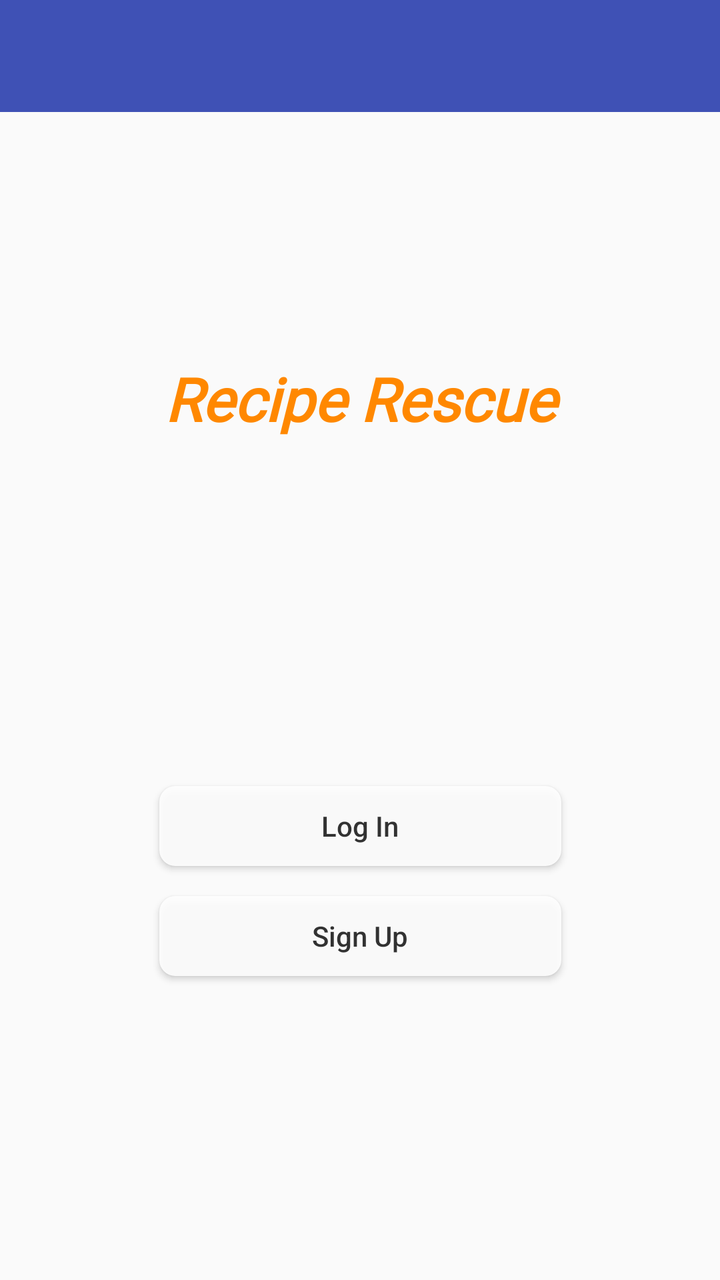
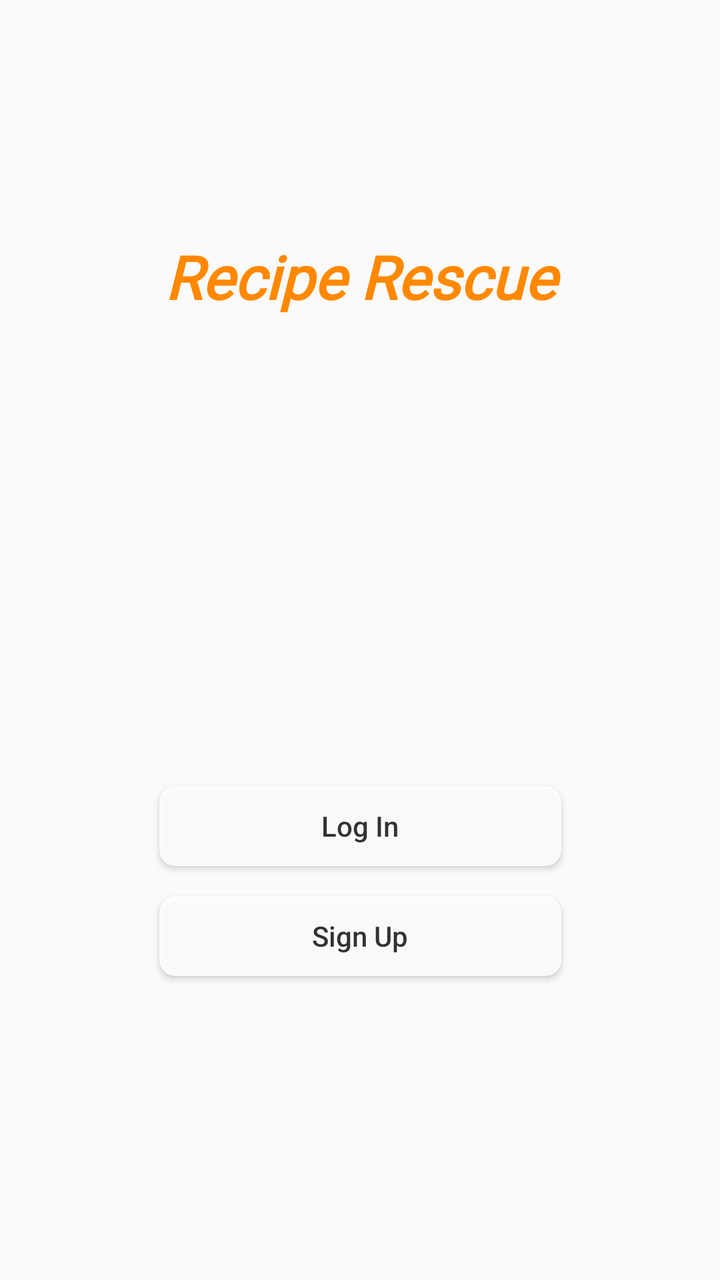

An Android layout rendered at two revisions. The XML below is the earlier revision; the diff shows what the commit changed to produce the second picture.
<!-- AndroidManifest.xml: application theme AppTheme -->
<!-- res/layout/activity_main.xml -->
<?xml version="1.0" encoding="utf-8"?>
<android.support.v4.widget.DrawerLayout xmlns:android="http://schemas.android.com/apk/res/android"
    xmlns:app="http://schemas.android.com/apk/res-auto"
    xmlns:tools="http://schemas.android.com/tools"
    android:id="@+id/drawer_layout"
    android:layout_width="match_parent"
    android:layout_height="match_parent"
    android:fitsSystemWindows="true">

    
    <android.support.constraint.ConstraintLayout xmlns:android="http://schemas.android.com/apk/res/android"
        xmlns:app="http://schemas.android.com/apk/res-auto"
        xmlns:tools="http://schemas.android.com/tools"
        android:layout_width="match_parent"
        android:layout_height="match_parent"
        tools:context=".MainActivity">

        <android.support.v7.widget.Toolbar
            android:id="@+id/toolbar"
            android:layout_width="match_parent"
            android:layout_height="?attr/actionBarSize"
            android:background="?attr/colorPrimary"
            android:theme="@style/ThemeOverlay.AppCompat.ActionBar" />

        <ImageView
            android:id="@+id/loginImageView"
            android:layout_width="wrap_content"
            android:layout_height="511dp"
            android:layout_marginEnd="8dp"
            android:scaleType="centerCrop"
            app:layout_constraintBottom_toBottomOf="parent"
            app:layout_constraintEnd_toEndOf="parent"
            app:layout_constraintHorizontal_bias="0.0"
            app:layout_constraintStart_toStartOf="parent"
            app:layout_constraintTop_toBottomOf="@+id/toolbar"
            app:srcCompat="@drawable/recipebg" />

        <TextView
            android:id="@+id/titleTextView"
            android:layout_width="239dp"
            android:layout_height="90dp"
            android:layout_marginBottom="8dp"
            android:layout_marginEnd="8dp"
            android:layout_marginStart="8dp"
            android:layout_marginTop="8dp"
            android:fontFamily="@font/architects_daughter"
            android:gravity="center"
            android:text="Recipe Rescue"
            android:textAlignment="center"
            android:textColor="@android:color/holo_orange_dark"
            android:textSize="30sp"
            android:textStyle="bold|italic"
            app:layout_constraintBottom_toBottomOf="parent"
            app:layout_constraintEnd_toEndOf="parent"
            app:layout_constraintHorizontal_bias="0.503"
            app:layout_constraintStart_toStartOf="@+id/loginImageView"
            app:layout_constraintTop_toTopOf="@+id/loginImageView"
            app:layout_constraintVertical_bias="0.122" />

        <Button
            android:id="@+id/signInBtn"
            android:layout_width="201dp"
            android:layout_height="40dp"
            android:layout_marginBottom="8dp"
            android:layout_marginEnd="8dp"
            android:layout_marginStart="8dp"
            android:layout_marginTop="8dp"
            android:alpha="0.9"
            android:background="@drawable/button"
            android:onClick="login"
            android:text="Log In"
            android:textAllCaps="false"
            app:layout_constraintBottom_toBottomOf="parent"
            app:layout_constraintCircleRadius="10dp"
            app:layout_constraintEnd_toEndOf="parent"
            app:layout_constraintStart_toStartOf="parent"
            app:layout_constraintTop_toTopOf="parent"
            app:layout_constraintVertical_bias="0.659" />

        <Button
            android:id="@+id/signUpBtn"
            android:layout_width="201dp"
            android:layout_height="40dp"
            android:layout_marginBottom="8dp"
            android:layout_marginEnd="8dp"
            android:layout_marginStart="8dp"
            android:layout_marginTop="8dp"
            android:alpha="0.9"
            android:background="@drawable/button"
            android:onClick="signup"
            android:text="Sign Up"
            android:textAllCaps="false"
            app:layout_constraintBottom_toBottomOf="parent"
            app:layout_constraintCircleRadius="10dp"
            app:layout_constraintEnd_toEndOf="parent"
            app:layout_constraintHorizontal_bias="0.502"
            app:layout_constraintStart_toStartOf="parent"
            app:layout_constraintTop_toBottomOf="@+id/signInBtn"
            app:layout_constraintVertical_bias="0.046" />
    </android.support.constraint.ConstraintLayout>

    
    <android.support.design.widget.NavigationView
        android:id="@+id/nav_view"
        android:layout_width="wrap_content"
        android:layout_height="match_parent"
        android:layout_gravity="start"
        android:fitsSystemWindows="true"
        app:menu="@menu/drawer_view" />

</android.support.v4.widget.DrawerLayout>
<!-- resources referenced by this layout -->
<resources>
  <!-- drawable button (drawable) -->
  <?xml version="1.0" encoding="utf-8"?>
  <shape xmlns:android="http://schemas.android.com/apk/res/android"
      android:shape="rectangle" android:padding="10dp">
      
      <solid android:color="#ffffffff"/>
      <corners android:radius="8dp"/>
  </shape>
  <!-- drawable recipebg: jpg bitmap (drawable, 612189 bytes) -->
  <style name="AppTheme" parent="Theme.AppCompat.Light.NoActionBar">
          
          <item name="colorPrimary">@color/colorPrimary</item>
          <item name="colorPrimaryDark">@color/colorPrimaryDark</item>
          <item name="colorAccent">@color/colorAccent</item>
      </style>
  <color name="colorPrimary">#3F51B5</color>
  <color name="colorPrimaryDark">#303F9F</color>
  <color name="colorAccent">#FF4081</color>
</resources>

<!-- the commit's change to res/layout/activity_main.xml (unified diff, before → after) -->
@@ -1,111 +1,88 @@
 <?xml version="1.0" encoding="utf-8"?>
-<android.support.v4.widget.DrawerLayout xmlns:android="http://schemas.android.com/apk/res/android"
+<android.support.constraint.ConstraintLayout xmlns:android="http://schemas.android.com/apk/res/android"
     xmlns:app="http://schemas.android.com/apk/res-auto"
     xmlns:tools="http://schemas.android.com/tools"
-    android:id="@+id/drawer_layout"
     android:layout_width="match_parent"
     android:layout_height="match_parent"
-    android:fitsSystemWindows="true">
+    android:minHeight="250dp"
+    tools:context=".MainActivity">
 
-    
-    <android.support.constraint.ConstraintLayout xmlns:android="http://schemas.android.com/apk/res/android"
-        xmlns:app="http://schemas.android.com/apk/res-auto"
-        xmlns:tools="http://schemas.android.com/tools"
-        android:layout_width="match_parent"
-        android:layout_height="match_parent"
-        tools:context=".MainActivity">
+    <Button
+        android:id="@+id/signInBtn"
+        android:layout_width="201dp"
+        android:layout_height="40dp"
+        android:layout_marginBottom="8dp"
+        android:layout_marginEnd="8dp"
+        android:layout_marginStart="8dp"
+        android:layout_marginTop="8dp"
+        android:alpha="0.9"
+        android:background="@drawable/button"
+        android:onClick="login"
+        android:text="Log In"
+        android:textAllCaps="false"
+        app:layout_constraintBottom_toBottomOf="parent"
+        app:layout_constraintCircleRadius="10dp"
+        app:layout_constraintEnd_toEndOf="parent"
+        app:layout_constraintStart_toStartOf="parent"
+        app:layout_constraintTop_toTopOf="parent"
+        app:layout_constraintVertical_bias="0.659" />
 
-        <android.support.v7.widget.Toolbar
-            android:id="@+id/toolbar"
-            android:layout_width="match_parent"
-            android:layout_height="?attr/actionBarSize"
-            android:background="?attr/colorPrimary"
-            android:theme="@style/ThemeOverlay.AppCompat.ActionBar" />
+    <Button
+        android:id="@+id/signUpBtn"
+        android:layout_width="201dp"
+        android:layout_height="40dp"
+        android:layout_marginBottom="8dp"
+        android:layout_marginEnd="8dp"
+        android:layout_marginStart="8dp"
+        android:layout_marginTop="8dp"
+        android:alpha="0.9"
+        android:background="@drawable/button"
+        android:onClick="signup"
+        android:text="Sign Up"
+        android:textAllCaps="false"
+        app:layout_constraintBottom_toBottomOf="parent"
+        app:layout_constraintCircleRadius="10dp"
+        app:layout_constraintEnd_toEndOf="parent"
+        app:layout_constraintHorizontal_bias="0.502"
+        app:layout_constraintStart_toStartOf="parent"
+        app:layout_constraintTop_toBottomOf="@+id/signInBtn"
+        app:layout_constraintVertical_bias="0.046" />
 
-        <ImageView
-            android:id="@+id/loginImageView"
-            android:layout_width="wrap_content"
-            android:layout_height="511dp"
-            android:layout_marginEnd="8dp"
-            android:scaleType="centerCrop"
-            app:layout_constraintBottom_toBottomOf="parent"
-            app:layout_constraintEnd_toEndOf="parent"
-            app:layout_constraintHorizontal_bias="0.0"
-            app:layout_constraintStart_toStartOf="parent"
-            app:layout_constraintTop_toBottomOf="@+id/toolbar"
-            app:srcCompat="@drawable/recipebg" />
+    <ImageView
+        android:id="@+id/imageView"
+        android:layout_width="wrap_content"
+        android:layout_height="wrap_content"
+        android:layout_marginBottom="8dp"
+        android:layout_marginEnd="8dp"
+        android:scaleType="centerCrop"
+        app:layout_constraintBottom_toBottomOf="parent"
+        app:layout_constraintEnd_toEndOf="parent"
+        app:layout_constraintHorizontal_bias="0.0"
+        app:layout_constraintStart_toStartOf="parent"
+        app:layout_constraintTop_toTopOf="parent"
+        app:layout_constraintVertical_bias="0.0"
+        app:srcCompat="@drawable/recipebg" />
 
-        <TextView
-            android:id="@+id/titleTextView"
-            android:layout_width="239dp"
-            android:layout_height="90dp"
-            android:layout_marginBottom="8dp"
-            android:layout_marginEnd="8dp"
-            android:layout_marginStart="8dp"
-            android:layout_marginTop="8dp"
-            android:fontFamily="@font/architects_daughter"
-            android:gravity="center"
-            android:text="Recipe Rescue"
-            android:textAlignment="center"
-            android:textColor="@android:color/holo_orange_dark"
-            android:textSize="30sp"
-            android:textStyle="bold|italic"
-            app:layout_constraintBottom_toBottomOf="parent"
-            app:layout_constraintEnd_toEndOf="parent"
-            app:layout_constraintHorizontal_bias="0.503"
-            app:layout_constraintStart_toStartOf="@+id/loginImageView"
-            app:layout_constraintTop_toTopOf="@+id/loginImageView"
-            app:layout_constraintVertical_bias="0.122" />
+    <TextView
+        android:id="@+id/titleTextView"
+        android:layout_width="239dp"
+        android:layout_height="90dp"
+        android:layout_marginBottom="8dp"
+        android:layout_marginEnd="8dp"
+        android:layout_marginStart="8dp"
+        android:layout_marginTop="8dp"
+        android:fontFamily="@font/architects_daughter"
+        android:gravity="center"
+        android:text="Recipe Rescue"
+        android:textAlignment="center"
+        android:textColor="@android:color/holo_orange_dark"
+        android:textSize="30sp"
+        android:textStyle="bold|italic"
+        app:layout_constraintBottom_toBottomOf="parent"
+        app:layout_constraintEnd_toEndOf="parent"
+        app:layout_constraintHorizontal_bias="0.503"
+        app:layout_constraintStart_toStartOf="parent"
+        app:layout_constraintTop_toTopOf="@+id/imageView"
+        app:layout_constraintVertical_bias="0.16" />
 
-        <Button
-            android:id="@+id/signInBtn"
-            android:layout_width="201dp"
-            android:layout_height="40dp"
-            android:layout_marginBottom="8dp"
-            android:layout_marginEnd="8dp"
-            android:layout_marginStart="8dp"
-            android:layout_marginTop="8dp"
-            android:alpha="0.9"
-            android:background="@drawable/button"
-            android:onClick="login"
-            android:text="Log In"
-            android:textAllCaps="false"
-            app:layout_constraintBottom_toBottomOf="parent"
-            app:layout_constraintCircleRadius="10dp"
-            app:layout_constraintEnd_toEndOf="parent"
-            app:layout_constraintStart_toStartOf="parent"
-            app:layout_constraintTop_toTopOf="parent"
-            app:layout_constraintVertical_bias="0.659" />
-
-        <Button
-            android:id="@+id/signUpBtn"
-            android:layout_width="201dp"
-            android:layout_height="40dp"
-            android:layout_marginBottom="8dp"
-            android:layout_marginEnd="8dp"
-            android:layout_marginStart="8dp"
-            android:layout_marginTop="8dp"
-            android:alpha="0.9"
-            android:background="@drawable/button"
-            android:onClick="signup"
-            android:text="Sign Up"
-            android:textAllCaps="false"
-            app:layout_constraintBottom_toBottomOf="parent"
-            app:layout_constraintCircleRadius="10dp"
-            app:layout_constraintEnd_toEndOf="parent"
-            app:layout_constraintHorizontal_bias="0.502"
-            app:layout_constraintStart_toStartOf="parent"
-            app:layout_constraintTop_toBottomOf="@+id/signInBtn"
-            app:layout_constraintVertical_bias="0.046" />
-    </android.support.constraint.ConstraintLayout>
-
-    
-    <android.support.design.widget.NavigationView
-        android:id="@+id/nav_view"
-        android:layout_width="wrap_content"
-        android:layout_height="match_parent"
-        android:layout_gravity="start"
-        android:fitsSystemWindows="true"
-        app:menu="@menu/drawer_view" />
-
-</android.support.v4.widget.DrawerLayout>
+</android.support.constraint.ConstraintLayout>
<!-- resource entries referenced after the edit -->
@@ -9,7 +9,7 @@
       <corners android:radius="8dp"/>
   </shape>
   <!-- drawable recipebg: jpg bitmap (drawable, 612189 bytes) -->
-  <style name="AppTheme" parent="Theme.AppCompat.Light.NoActionBar">
+  <style name="AppTheme" parent="Theme.AppCompat.Light.DarkActionBar">
           
           <item name="colorPrimary">@color/colorPrimary</item>
           <item name="colorPrimaryDark">@color/colorPrimaryDark</item>
